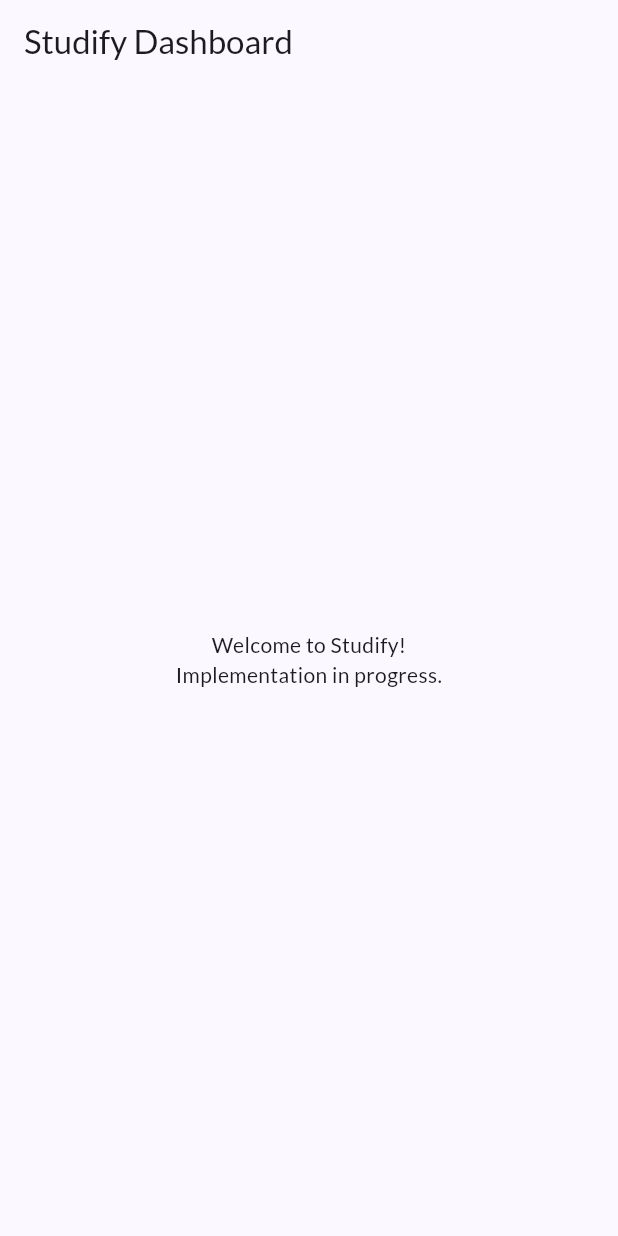
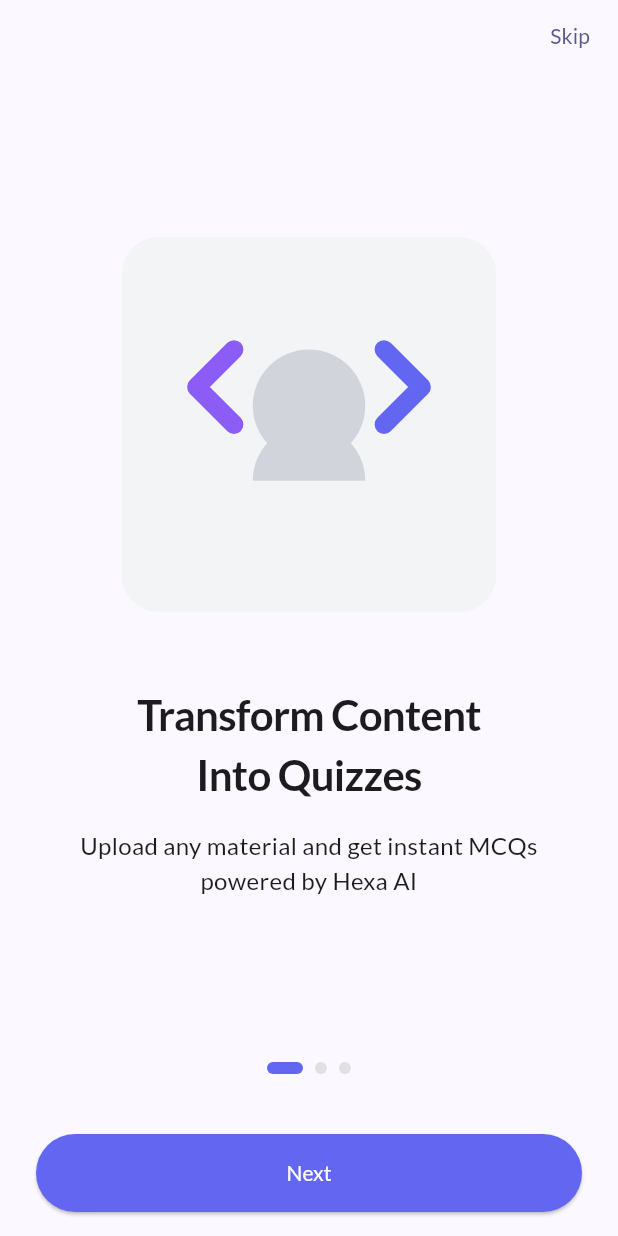
Before and after one commit to could-ai/019a94cb-bbc2-7f5b-98ac-4a388d3ba825, a Flutter app: the screen it shows after launch, on a phone screen of 412 x 824 dp. Run offline on Flutter 3.47's test engine with Material 3 defaults, Android fonts, the phone set to English and light mode, and no system bars; our stand-ins replace flutter_riverpod, flutter_svg, go_router, google_fonts.

Commit message:
Created a placeholder SVG asset for the 'analytics' illustration, which will be displayed on the third page of the onboarding flow to visually represent progress tracking features.; Created a placeholder SVG asset for the 'MCQ' illustration. This graphic will be used on the first page of the onboarding screen to visually introduce the quiz generation feature.; Created a placeholder SVG asset for the 'research' illustration, which is set to appear on the second page of the onboarding flow to visually represent the AI research assistant feature.; Created a placeholder SVG asset for the Google icon, which will be used on the authentication screen for the 'Sign in with Google' button.; Created a new route configuration file using 'go_router' to manage navigation. This setup defines routes for the splash, onboarding, authentication, and dashboard screens, centralizing the app's navigation logic as specified in the PRD. Placeholder screens have been included for routes not yet implemented.; Updated the main application widget to use 'go_router' for navigation by switching from 'MaterialApp' to 'MaterialApp.router'. This change integrates the centralized routing configuration, enabling named routes and decoupling navigation from the UI, which is a critical step for building a scalable app structure. The splash screen is now set as the initial route.; Created the onboarding screen, which features a three-page slidable view to introduce users to the app's core functionalities: MCQ generation, AI research, and progress tracking. The UI includes custom SVG illustrations, descriptive text, page indicators, and navigation controls ('Skip', 'Next', 'Get Started') to guide the user through the initial setup process before proceeding to authentication.; Updated the splash screen's navigation logic to use 'go_router' for routing. Instead of directly pushing a new page, it now uses 'context.go("/onboarding")' to navigate to the onboarding flow. This change ensures that navigation is handled consistently through the centralized router, improving the app's structure and maintainability.

```diff
--- /dev/null
+++ b/usr/lib/core/config/route_config.dart
@@ -0,0 +1,54 @@
+import 'package:flutter/material.dart';
+import 'package:go_router/go_router.dart';
+import 'package:couldai_user_app/presentation/screens/onboarding/onboarding_screen.dart';
+import 'package:couldai_user_app/presentation/screens/splash/splash_screen.dart';
+import 'package:couldai_user_app/main.dart'; // For HomeScreen placeholder
+
+final goRouter = GoRouter(
+  initialLocation: '/',
+  routes: [
+    GoRoute(
+      path: '/',
+      builder: (context, state) => const SplashScreen(),
+    ),
+    GoRoute(
+      path: '/onboarding',
+      builder: (context, state) => const OnboardingScreen(),
+    ),
+    // Placeholder for Auth
+    GoRoute(
+      path: '/auth',
+      builder: (context, state) => const AuthScreen(),
+    ),
+    // Placeholder for Dashboard
+    GoRoute(
+      path: '/dashboard',
+      builder: (context, state) => const HomeScreen(),
+    ),
+  ],
+);
+
+// Placeholder for AuthScreen
+class AuthScreen extends StatelessWidget {
+  const AuthScreen({super.key});
+
+  @override
+  Widget build(BuildContext context) {
+    return Scaffold(
+      appBar: AppBar(title: const Text('Authentication')),
+      body: Center(
+        child: Column(
+          mainAxisAlignment: MainAxisAlignment.center,
+          children: [
+            const Text('Auth Screen - Implementation in progress.'),
+            const SizedBox(height: 20),
+            ElevatedButton(
+              onPressed: () => context.go('/dashboard'),
+              child: const Text('Go to Dashboard'),
+            )
+          ],
+        ),
+      ),
+    );
+  }
+}
--- a/usr/lib/main.dart
+++ b/usr/lib/main.dart
@@ -1,7 +1,7 @@
 import 'package:flutter/material.dart';
 import 'package:flutter_riverpod/flutter_riverpod.dart';
+import 'package:couldai_user_app/core/config/route_config.dart';
 import 'package:couldai_user_app/core/theme/app_colors.dart';
-import 'package:couldai_user_app/presentation/screens/splash/splash_screen.dart';
 import 'package:google_fonts/google_fonts.dart';
 
 void main() {
@@ -13,9 +13,10 @@ class MyApp extends StatelessWidget {
 
   @override
   Widget build(BuildContext context) {
-    return MaterialApp(
+    return MaterialApp.router(
       title: 'Studify',
       debugShowCheckedModeBanner: false,
+      routerConfig: goRouter,
       theme: ThemeData(
         colorScheme: ColorScheme.fromSeed(seedColor: AppColors.hexaIndigo),
         textTheme: GoogleFonts.latoTextTheme(
@@ -23,7 +24,6 @@ class MyApp extends StatelessWidget {
         ),
         useMaterial3: true,
       ),
-      home: const SplashScreen(),
     );
   }
 }
--- /dev/null
+++ b/usr/lib/presentation/screens/onboarding/onboarding_screen.dart
@@ -0,0 +1,166 @@
+import 'package:flutter/material.dart';
+import 'package:flutter_svg/flutter_svg.dart';
+import 'package:go_router/go_router.dart';
+import 'package:couldai_user_app/core/theme/app_colors.dart';
+import 'package:couldai_user_app/core/theme/app_text_styles.dart';
+
+class OnboardingScreen extends StatefulWidget {
+  const OnboardingScreen({super.key});
+
+  @override
+  State<OnboardingScreen> createState() => _OnboardingScreenState();
+}
+
+class _OnboardingScreenState extends State<OnboardingScreen> {
+  final PageController _pageController = PageController();
+  int _currentPage = 0;
+
+  final List<_OnboardingPageData> _pages = [
+    _OnboardingPageData(
+      title: 'Transform Content\nInto Quizzes',
+      description: 'Upload any material and get instant MCQs powered by Hexa AI',
+      illustration: 'assets/onboarding/mcq.svg',
+    ),
+    _OnboardingPageData(
+      title: 'Research Smarter\nwith Hexa AI',
+      description:
+          'Upload multiple sources and chat with Hexa AI to get insights',
+      illustration: 'assets/onboarding/research.svg',
+    ),
+    _OnboardingPageData(
+      title: 'Track Your\nProgress',
+      description:
+          'See your improvement with detailed analytics and insights',
+      illustration: 'assets/onboarding/analytics.svg',
+    ),
+  ];
+
+  @override
+  Widget build(BuildContext context) {
+    return Scaffold(
+      body: SafeArea(
+        child: Column(
+          children: [
+            Align(
+              alignment: Alignment.topRight,
+              child: TextButton(
+                onPressed: _finishOnboarding,
+                child: const Text('Skip'),
+              ),
+            ),
+            Expanded(
+              child: PageView.builder(
+                controller: _pageController,
+                onPageChanged: (index) {
+                  setState(() => _currentPage = index);
+                },
+                itemCount: _pages.length,
+                itemBuilder: (context, index) {
+                  return _buildPage(_pages[index]);
+                },
+              ),
+            ),
+            Row(
+              mainAxisAlignment: MainAxisAlignment.center,
+              children: List.generate(
+                _pages.length,
+                (index) => _buildIndicator(index == _currentPage),
+              ),
+            ),
+            const SizedBox(height: 24),
+            Padding(
+              padding: const EdgeInsets.symmetric(horizontal: 24, vertical: 16),
+              child: SizedBox(
+                width: double.infinity,
+                child: ElevatedButton(
+                  onPressed: _nextOrFinish,
+                  style: ElevatedButton.styleFrom(
+                    padding: const EdgeInsets.symmetric(vertical: 16),
+                    backgroundColor: AppColors.hexaIndigo,
+                    foregroundColor: Colors.white,
+                  ),
+                  child: Text(
+                    _currentPage == _pages.length - 1
+                        ? 'Get Started'
+                        : 'Next',
+                  ),
+                ),
+              ),
+            ),
+          ],
+        ),
+      ),
+    );
+  }
+
+  Widget _buildPage(_OnboardingPageData page) {
+    return Padding(
+      padding: const EdgeInsets.all(24),
+      child: Column(
+        mainAxisAlignment: MainAxisAlignment.center,
+        children: [
+          SvgPicture.asset(
+            page.illustration,
+            height: 250,
+          ),
+          const SizedBox(height: 48),
+          Text(
+            page.title,
+            style: AppTextStyles.h1.copyWith(fontSize: 28),
+            textAlign: TextAlign.center,
+          ),
+          const SizedBox(height: 16),
+          Text(
+            page.description,
+            style: AppTextStyles.body,
+            textAlign: TextAlign.center,
+          ),
+        ],
+      ),
+    );
+  }
+
+  Widget _buildIndicator(bool isActive) {
+    return AnimatedContainer(
+      duration: const Duration(milliseconds: 150),
+      margin: const EdgeInsets.symmetric(horizontal: 4),
+      width: isActive ? 24 : 8,
+      height: 8,
+      decoration: BoxDecoration(
+        color: isActive ? AppColors.hexaIndigo : Colors.grey.shade300,
+        borderRadius: BorderRadius.circular(4),
+      ),
+    );
+  }
+
+  void _nextOrFinish() {
+    if (_currentPage < _pages.length - 1) {
+      _pageController.nextPage(
+        duration: const Duration(milliseconds: 300),
+        curve: Curves.easeInOut,
+      );
+    } else {
+      _finishOnboarding();
+    }
+  }
+
+  void _finishOnboarding() {
+    // Here you would typically save a flag to shared_preferences
+    // to not show onboarding again.
+    if (mounted) {
+      context.go('/auth');
+    }
+  }
+}
+
+class _OnboardingPageData {
+  final String title;
+  final String description;
+  final String illustration;
+
+  _OnboardingPageData({
+    required this.title,
+    required this.description,
+    required this.illustration,
+  });
+}
--- a/usr/lib/presentation/screens/splash/splash_screen.dart
+++ b/usr/lib/presentation/screens/splash/splash_screen.dart
@@ -1,6 +1,6 @@
 import 'package:flutter/material.dart';
+import 'package:go_router/go_router.dart';
 import 'package:couldai_user_app/core/theme/app_colors.dart';
-import 'package:couldai_user_app/main.dart'; // To navigate to HomeScreen
 
 class SplashScreen extends StatefulWidget {
   const SplashScreen({super.key});
@@ -13,16 +13,17 @@ class _SplashScreenState extends State<SplashScreen> {
   @override
   void initState() {
     super.initState();
-    _navigateToHome();
+    _navigateToNextScreen();
   }
 
-  _navigateToHome() async {
-    await Future.delayed(const Duration(milliseconds: 3000), () {});
+  _navigateToNextScreen() async {
+    // Simulate app initialization
+    await Future.delayed(const Duration(seconds: 3));
+
     if (mounted) {
-      Navigator.pushReplacement(
-        context,
-        MaterialPageRoute(builder: (context) => const HomeScreen()),
-      );
+      // In a real app, you'd check if the user has seen onboarding before.
+      // For now, we always go to onboarding.
+      context.go('/onboarding');
     }
   }
 
@@ -37,6 +38,7 @@ class _SplashScreenState extends State<SplashScreen> {
           child: Column(
             mainAxisAlignment: MainAxisAlignment.center,
             children: [
+              const Spacer(flex: 2),
               Container(
                 width: 120,
                 height: 120,
```
Also changed, not shown: usr/assets/icons/google.svg (added), usr/assets/onboarding/analytics.svg (added), usr/assets/onboarding/mcq.svg (added), usr/assets/onboarding/research.svg (added).
